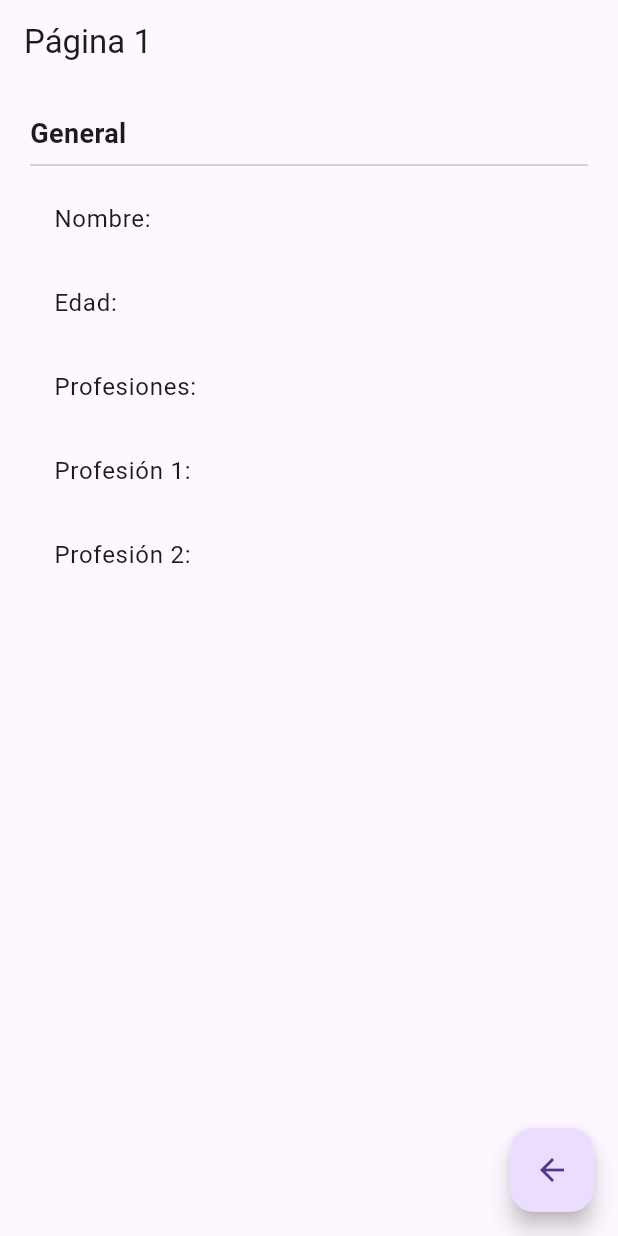
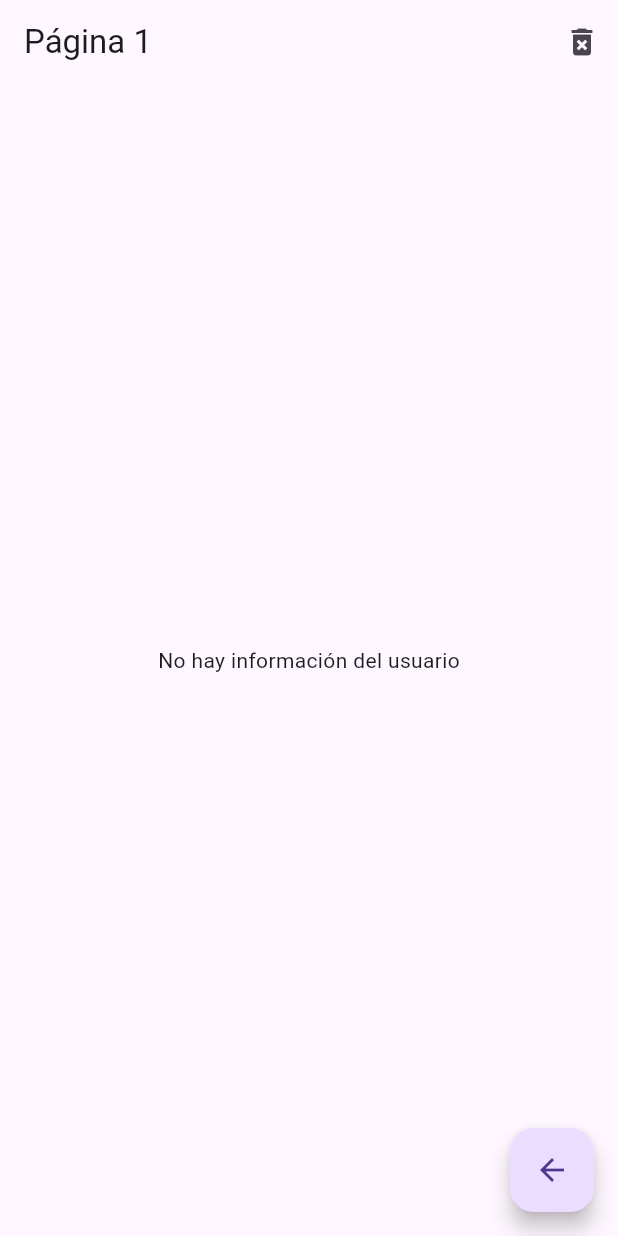
Before and after one commit to vogelFritz/estados_app, a Flutter app: the screen it shows after launch, on a phone screen of 412 x 824 dp. Run offline on Flutter 3.47's test engine with Material 3 defaults, Android fonts, the phone set to English and light mode, and no system bars; our stand-ins replace flutter_bloc.

Commit message:
seccion 13 finalizada

```diff
--- /dev/null
+++ b/lib/bloc/usuario/usuario_cubit.dart
@@ -0,0 +1,35 @@
+import 'package:estados_app/models/usuario.dart';
+import 'package:flutter/material.dart';
+import 'package:flutter_bloc/flutter_bloc.dart';
+
+part 'usuario_state.dart';
+
+class UsuarioCubit extends Cubit<UsuarioState> {
+  UsuarioCubit() : super(UsuarioInitial());
+  void seleccionarUsuario(Usuario u) {
+    emit(UsuarioActivo(u));
+  }
+
+  void cambiarEdad(int edad) {
+    final currentState = state;
+    if (currentState is UsuarioActivo) {
+      emit(UsuarioActivo(currentState.usuario.copyWith(edad: edad)));
+    }
+  }
+
+  void agregarProfesion() {
+    final currentState = state;
+    if (currentState is UsuarioActivo) {
+      final profesiones = [
+        ...currentState.usuario.profesiones,
+        'Profesión ${currentState.usuario.profesiones.length}',
+      ];
+      emit(UsuarioActivo(
+          currentState.usuario.copyWith(profesiones: profesiones)));
+    }
+  }
+
+  void borrarUsuario() {
+    emit(UsuarioInitial());
+  }
+}
--- /dev/null
+++ b/lib/bloc/usuario/usuario_state.dart
@@ -0,0 +1,19 @@
+part of 'usuario_cubit.dart';
+
+@immutable
+abstract class UsuarioState {}
+
+class UsuarioInitial extends UsuarioState {
+  final existeUsuario = false;
+
+  @override
+  String toString() {
+    return 'Usuario Inicial: existeUsuario == false';
+  }
+}
+
+class UsuarioActivo extends UsuarioState {
+  final existeUsuario = true;
+  final Usuario usuario;
+  UsuarioActivo(this.usuario);
+}
--- a/lib/main.dart
+++ b/lib/main.dart
@@ -1,6 +1,8 @@
+import 'package:estados_app/bloc/usuario/usuario_cubit.dart';
 import 'package:estados_app/pages/pagina1_page.dart';
 import 'package:estados_app/pages/pagina2_page.dart';
 import 'package:flutter/material.dart';
+import 'package:flutter_bloc/flutter_bloc.dart';
 
 void main() {
   runApp(const MainApp());
@@ -11,13 +13,18 @@
 
   @override
   Widget build(BuildContext context) {
-    return MaterialApp(
+    return MultiBlocProvider(
+      providers: [
+        BlocProvider(create: (_) => UsuarioCubit()),
+      ],
+      child: MaterialApp(
         debugShowCheckedModeBanner: false,
         initialRoute: 'pagina1',
         routes: {
           'pagina1': (_) => const Pagina1Page(),
           'pagina2': (_) => const Pagina2Page(),
         },
+      ),
     );
   }
 }
--- a/lib/models/usuario.dart
+++ b/lib/models/usuario.dart
@@ -1,11 +1,22 @@
 class Usuario {
-  String nombre;
-  int edad;
-  List<String> profesiones;
+  final String nombre;
+  final int edad;
+  final List<String> profesiones;
 
   Usuario({
     required this.nombre,
     required this.edad,
     required this.profesiones,
   });
+
+  Usuario copyWith({
+    String? nombre,
+    int? edad,
+    List<String>? profesiones,
+  }) =>
+      Usuario(
+        nombre: nombre ?? this.nombre,
+        edad: edad ?? this.edad,
+        profesiones: profesiones ?? this.profesiones,
+      );
 }
--- a/lib/pages/pagina1_page.dart
+++ b/lib/pages/pagina1_page.dart
@@ -1,4 +1,7 @@
+import 'package:estados_app/bloc/usuario/usuario_cubit.dart';
+import 'package:estados_app/models/usuario.dart';
 import 'package:flutter/material.dart';
+import 'package:flutter_bloc/flutter_bloc.dart';
 
 class Pagina1Page extends StatelessWidget {
   const Pagina1Page({super.key});
@@ -6,8 +9,15 @@
   @override
   Widget build(BuildContext context) {
     return Scaffold(
-      appBar: AppBar(title: const Text('Página 1')),
-      body: InformacionUsuario(),
+      appBar: AppBar(
+        title: const Text('Página 1'),
+        actions: [
+          IconButton(
+              onPressed: context.read<UsuarioCubit>().borrarUsuario,
+              icon: const Icon(Icons.delete_forever))
+        ],
+      ),
+      body: _ScaffoldBody(),
       floatingActionButton: FloatingActionButton(
         onPressed: () {
           Navigator.pushNamed(context, 'pagina2');
@@ -18,23 +28,41 @@
   }
 }
 
-class InformacionUsuario extends StatelessWidget {
+class _ScaffoldBody extends StatelessWidget {
+  @override
+  Widget build(BuildContext context) {
+    return BlocBuilder<UsuarioCubit, UsuarioState>(builder: (_, state) {
+      switch (state.runtimeType) {
+        case UsuarioInitial:
+          return const Center(child: Text('No hay información del usuario'));
+        case UsuarioActivo:
+          return _InformacionUsuario((state as UsuarioActivo).usuario);
+        default:
+          return const Center(child: Text('Estado no reconocido'));
+      }
+    });
+  }
+}
+
+class _InformacionUsuario extends StatelessWidget {
+  final Usuario usuario;
+  const _InformacionUsuario(this.usuario);
   @override
   Widget build(BuildContext context) {
     return Container(
       height: double.infinity,
       width: double.infinity,
       padding: const EdgeInsets.all(20),
-      child:
-          const Column(crossAxisAlignment: CrossAxisAlignment.start, children: [
-        Text('General',
+      child: Column(crossAxisAlignment: CrossAxisAlignment.start, children: [
+        const Text('General',
             style: TextStyle(fontSize: 18, fontWeight: FontWeight.bold)),
-        Divider(),
-        ListTile(title: Text('Nombre: ')),
-        ListTile(title: Text('Edad: ')),
-        ListTile(title: Text('Profesiones: ')),
-        ListTile(title: Text('Profesión 1: ')),
-        ListTile(title: Text('Profesión 2: ')),
+        const Divider(),
+        ListTile(title: Text('Nombre: ${usuario.nombre}')),
+        ListTile(title: Text('Edad: ${usuario.edad}')),
+        const ListTile(title: Text('Profesiones: ')),
+        ...usuario.profesiones
+            .map((profesion) => ListTile(title: Text(profesion)))
+            .toList(),
       ]),
     );
   }
--- a/pubspec.yaml
+++ b/pubspec.yaml
@@ -9,11 +9,12 @@
 dependencies:
   flutter:
     sdk: flutter
+  flutter_bloc: ^8.1.3
 
 dev_dependencies:
+  flutter_lints: ^2.0.0
   flutter_test:
     sdk: flutter
-  flutter_lints: ^2.0.0
 
 flutter:
   uses-material-design: true
```
Also changed, not shown: lib/pages/pagina2_page.dart (+21 -3 lines), pubspec.lock. Lines whose indentation alone changed are shown as unchanged.
